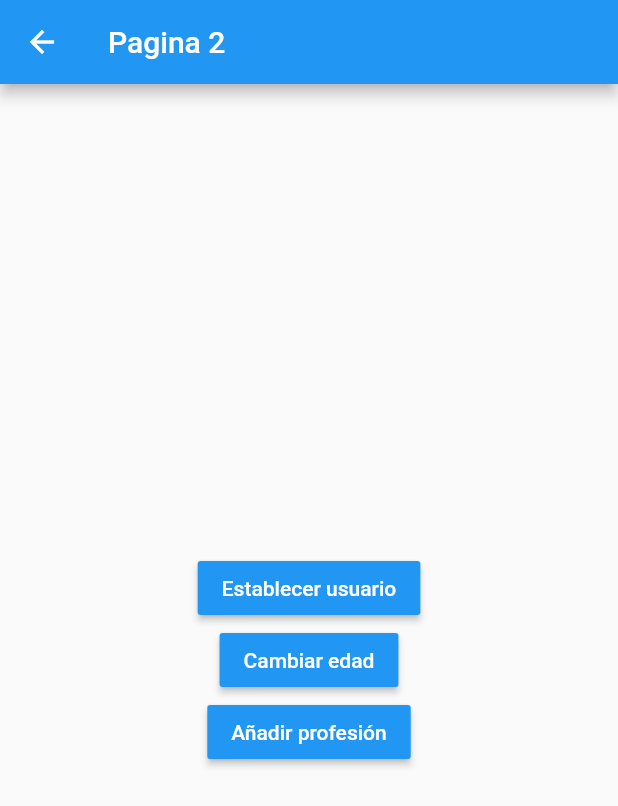
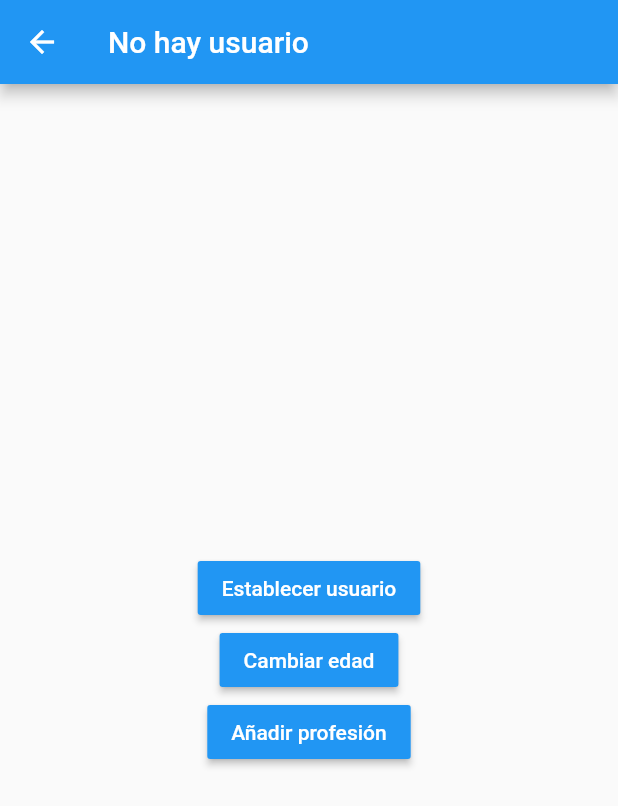
Before and after one commit to elvizcaino/estados-app, a Flutter app: the screen it shows after launch, after a tap on the "forward" icon, on a phone screen of 412 x 824 dp. Shown: the top 806 px of the screen. Run offline on Flutter 3.47's test engine with Material 2 defaults, Android fonts, the phone set to English and light mode, and no system bars.

Commit message:
Fin singleton

```diff
--- a/lib/models/usuario_model.dart
+++ b/lib/models/usuario_model.dart
@@ -1,7 +1,10 @@
+import "package:meta/meta.dart";
+
 class UsuarioModel {
   String nombre;
   int edad;
   List<String> prefesiones;
 
-  UsuarioModel({this.nombre, this.edad, this.prefesiones});
+  UsuarioModel({@required this.nombre, this.edad, this.prefesiones})
+    :assert(nombre != null);
 }
--- a/lib/pages/pagina1_page.dart
+++ b/lib/pages/pagina1_page.dart
@@ -1,4 +1,7 @@
 import 'package:flutter/material.dart';
+
+import 'package:estados/models/usuario_model.dart';
+import 'package:estados/services/usuario_service.dart';
 
 
 class Pagina1Page extends StatelessWidget {
@@ -9,7 +12,14 @@ class Pagina1Page extends StatelessWidget {
       appBar: AppBar(
         title: Text("Pagina 1"),
       ),
-      body: InformacionUsuario(),
+      body: StreamBuilder<UsuarioModel>(
+        stream: usuarioService.usuarioStream ,
+        builder: (context, snapshot){
+          return snapshot.hasData
+            ? InformacionUsuario(snapshot.data)
+            : Center(child: Text("No hay información del usuario"));
+        },
+      ),
      floatingActionButton: FloatingActionButton(
        child: Icon(Icons.forward),
        onPressed: () => Navigator.pushNamed(context, "pagina2"),
@@ -19,6 +29,9 @@ class Pagina1Page extends StatelessWidget {
 }
 
 class InformacionUsuario extends StatelessWidget {
+  final UsuarioModel usuario;
+
+  const InformacionUsuario(this.usuario);
 
   @override
   Widget build(BuildContext context) {
@@ -31,8 +44,8 @@ class InformacionUsuario extends StatelessWidget {
         children: [
           Text("General", style: TextStyle(fontSize: 18, fontWeight: FontWeight.bold)),
           Divider(),
-          ListTile(title: Text("Nombre: ")),
-          ListTile(title: Text("Edad: ")),
+          ListTile(title: Text("Nombre: ${usuario.nombre}")),
+          ListTile(title: Text("Edad: ${usuario.edad}")),
           Text("Prefesiones", style: TextStyle(fontSize: 18, fontWeight: FontWeight.bold)),
           Divider(),
           ListTile(title: Text("Prefesión 1: ")),
--- a/lib/pages/pagina2_page.dart
+++ b/lib/pages/pagina2_page.dart
@@ -1,5 +1,7 @@
 import 'package:flutter/material.dart';
 
+import 'package:estados/models/usuario_model.dart';
+import 'package:estados/services/usuario_service.dart';
 
 class Pagina2Page extends StatelessWidget {
 
@@ -7,7 +9,14 @@ class Pagina2Page extends StatelessWidget {
   Widget build(BuildContext context) {
     return Scaffold(
       appBar: AppBar(
-        title: Text("Pagina 2"),
+        title: StreamBuilder<UsuarioModel>(
+          stream: usuarioService.usuarioStream ,
+          builder: (context, snapshot){
+            return snapshot.hasData
+              ? Text("Nombre: ${snapshot.data.nombre}")
+              : Text("No hay usuario");
+          },
+        ),
       ),
       body: Center(
         child: Column(
@@ -17,14 +26,16 @@ class Pagina2Page extends StatelessWidget {
               color: Colors.blue,
               child: Text("Establecer usuario", style: TextStyle(color: Colors.white)),
               onPressed: () {
+                final nuevoUsuario = UsuarioModel(nombre: "Elvis", edad: 43);
 
+                usuarioService.cargarUsuario(nuevoUsuario);
               },
             ),
             MaterialButton(
               color: Colors.blue,
               child: Text("Cambiar edad", style: TextStyle(color: Colors.white)),
               onPressed: () {
-
+                usuarioService.cambiarEdad(25);
               },
             ),
             MaterialButton(
--- /dev/null
+++ b/lib/services/usuario_service.dart
@@ -0,0 +1,28 @@
+import 'dart:async';
+
+import 'package:estados/models/usuario_model.dart';
+
+class _UsuarioService {
+  UsuarioModel _usuario;
+  StreamController<UsuarioModel> _usuarioStreamController = new StreamController<UsuarioModel>.broadcast();
+
+  UsuarioModel get usuario => this._usuario;
+  bool get existeUsuario => (this._usuario != null) ? true : false;
+  Stream<UsuarioModel> get usuarioStream => _usuarioStreamController.stream;
+
+  void cargarUsuario(UsuarioModel user) {
+    this._usuario = user;
+    _usuarioStreamController.add(user);
+  }
+
+  void cambiarEdad(int edad) {
+    this._usuario.edad = edad;
+    _usuarioStreamController.add(this._usuario);
+  }
+
+  dispose() {
+    _usuarioStreamController?.close();
+  }
+}
+
+final usuarioService = new _UsuarioService();
```
